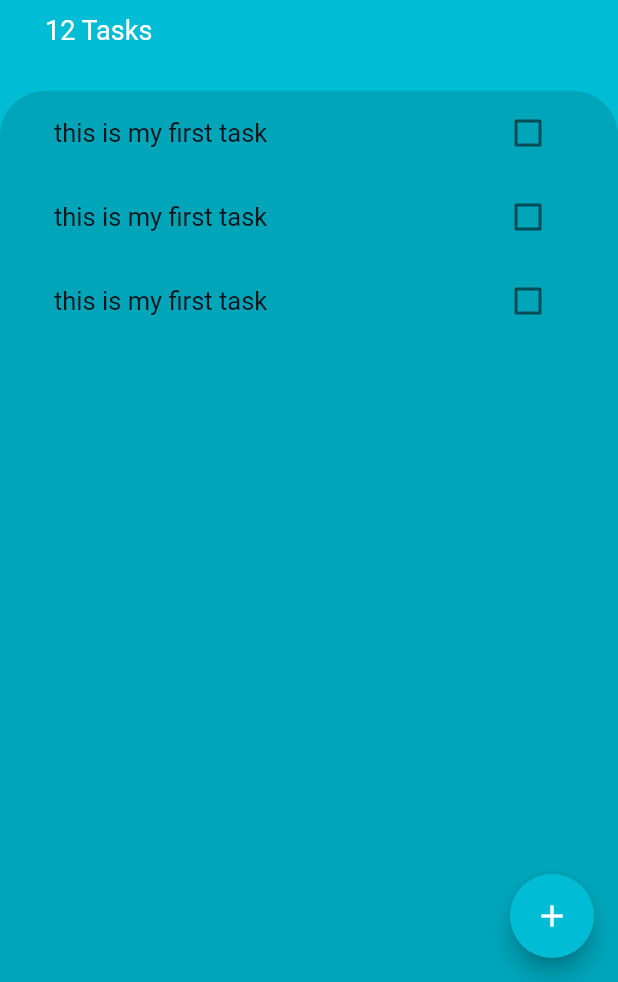
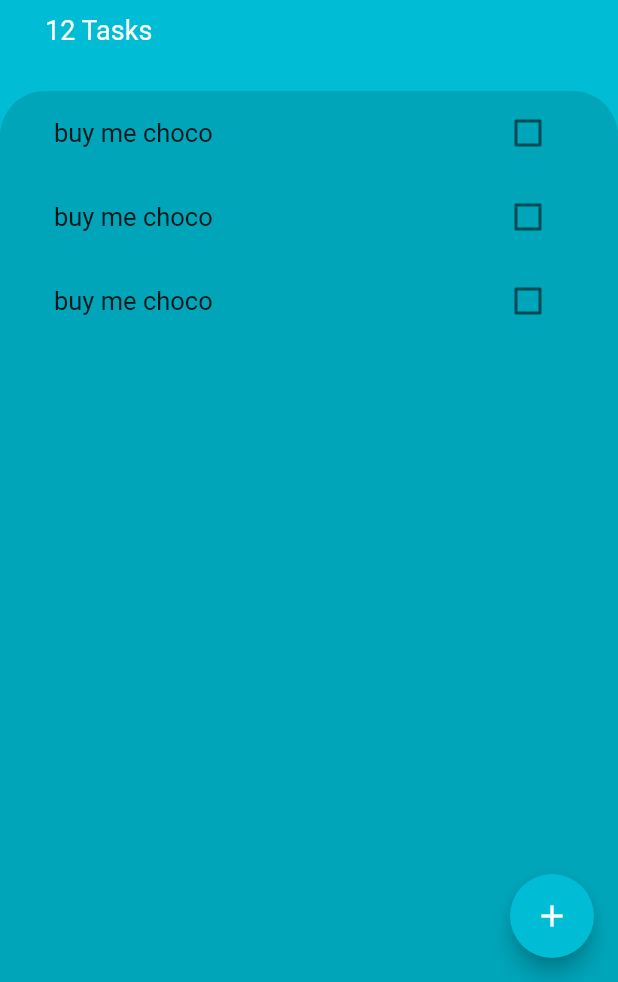
Before and after one commit to jahidRatul/toDox, a Flutter app: the screen it shows after launch, on a phone screen of 412 x 824 dp, the part 254-1236 px from its top. Run offline on Flutter 3.47's test engine with Material 2 defaults, Android fonts, the phone set to English and light mode, and no system bars.

Commit message:
toggledone with ListViewBuilder

```diff
--- /dev/null
+++ b/lib/models/task.dart
@@ -0,0 +1,9 @@
+class Task {
+  bool isDone;
+  String name;
+  Task({this.name, this.isDone = false});
+
+  void toggleDone() {
+    isDone = !isDone;
+  }
+}
--- a/lib/widgets/task_tile.dart
+++ b/lib/widgets/task_tile.dart
@@ -1,46 +1,25 @@
 import 'package:flutter/material.dart';
 
-class TaskTile extends StatefulWidget {
-  @override
-  _TaskTileState createState() => _TaskTileState();
-}
-
-class _TaskTileState extends State<TaskTile> {
-  bool isChecked = false;
-  void checkboxCallback(bool newValue) {
-    setState(() {
-      isChecked = newValue;
-    });
-  }
+class TaskTile extends StatelessWidget {
+  final bool isChecked;
+  final String taskTitle;
+  final checkboxCallback;
+  TaskTile({this.taskTitle, this.isChecked, this.checkboxCallback});
 
   @override
   Widget build(BuildContext context) {
     return ListTile(
       title: Text(
-        'this is my first task',
+        taskTitle,
         style: TextStyle(
             fontSize: 17,
             decoration: isChecked ? TextDecoration.lineThrough : null),
       ),
-      trailing: TaskCheckBox(
-        checkboxState: isChecked,
-        toggleCheckboxState: checkboxCallback,
+      trailing: Checkbox(
+        activeColor: Colors.deepPurpleAccent,
+        value: isChecked,
+        onChanged: checkboxCallback,
       ),
     );
   }
 }
-
-class TaskCheckBox extends StatelessWidget {
-  final bool checkboxState;
-  final Function toggleCheckboxState;
-  TaskCheckBox({this.checkboxState, this.toggleCheckboxState});
-
-  @override
-  Widget build(BuildContext context) {
-    return Checkbox(
-      activeColor: Colors.deepPurpleAccent,
-      value: checkboxState,
-      onChanged: toggleCheckboxState,
-    );
-  }
-}
--- a/lib/widgets/tasks_list.dart
+++ b/lib/widgets/tasks_list.dart
@@ -1,15 +1,32 @@
 import 'package:flutter/material.dart';
 import 'package:to_dox/widgets/task_tile.dart';
+import 'package:to_dox/models/task.dart';
 
-class TasksList extends StatelessWidget {
+class TasksList extends StatefulWidget {
+  @override
+  _TasksListState createState() => _TasksListState();
+}
+
+class _TasksListState extends State<TasksList> {
+  List<Task> tasks = [
+    Task(name: 'buy me choco'),
+    Task(name: 'buy me choco'),
+    Task(name: 'buy me choco'),
+  ];
   @override
   Widget build(BuildContext context) {
-    return ListView(
-      children: <Widget>[
-        TaskTile(),
-        TaskTile(),
-        TaskTile(),
-      ],
+    return ListView.builder(
+      itemBuilder: (context, index) {
+        return TaskTile(
+            taskTitle: tasks[index].name,
+            isChecked: tasks[index].isDone,
+            checkboxCallback: (bool newValue) {
+              setState(() {
+                tasks[index].toggleDone();
+              });
+            });
+      },
+      itemCount: tasks.length,
     );
   }
 }
```
